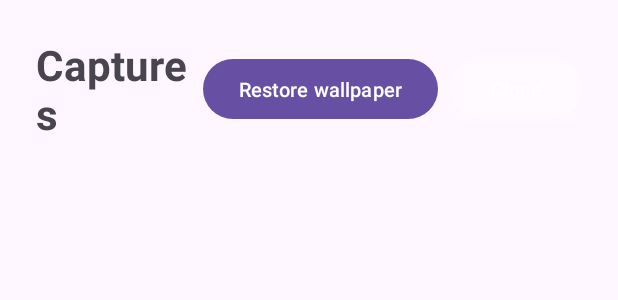
After one commit to sadapay404/WhoAmI, an Android app: the layout activity_gallery.xml on its own in the app's theme, with its tools: preview values and no code run, on a phone screen of 412 x 824 dp. The commit adds this screen. Shown: the top 300 px of the screen. Run offline under Robolectric (Android 15) with nearby library versions, the phone set to English and light mode, and no system bars.

Commit message:
Phase 5: gallery + owner-return loop
- GalleryActivity: session list → expandable items → open via FileProvider
- FileProvider + file_paths.xml for safe media sharing with system players
- AlertNotifier 'tap to view' → GalleryActivity directly
- Home: View captures button, Restore-wallpaper escape hatch in gallery
- Wallpaper restore-on-match already wired in Phase 3/4 path

Co-authored-by: arena-agent <297053741+arena-agent@users.noreply.github.com>

```diff
--- a/app/src/main/java/com/whoami/guard/MainActivity.kt
+++ b/app/src/main/java/com/whoami/guard/MainActivity.kt
@@ -95,6 +95,10 @@ class MainActivity : AppCompatActivity() {
             render()
         }
 
+        findViewById<Button>(R.id.btnViewCaptures).setOnClickListener {
+            startActivity(Intent(this, com.whoami.guard.gallery.GalleryActivity::class.java))
+        }
+
         // --- settings ---
         switchWhatsapp.isChecked = prefs.whatsappCheckEnabled
         switchWhatsapp.setOnCheckedChangeListener { _, checked ->
--- a/app/src/main/java/com/whoami/guard/notifications/AlertNotifier.kt
+++ b/app/src/main/java/com/whoami/guard/notifications/AlertNotifier.kt
@@ -10,7 +10,6 @@ import android.content.pm.PackageManager
 import androidx.core.app.NotificationCompat
 import androidx.core.app.NotificationManagerCompat
 import androidx.core.content.ContextCompat
-import com.whoami.guard.MainActivity
 import com.whoami.guard.R
 
 /**
@@ -31,8 +30,8 @@ object AlertNotifier {
 
         val pending = PendingIntent.getActivity(
             context, 1,
-            Intent(context, MainActivity::class.java).apply {
-                putExtra(MainActivity.EXTRA_SHOW_CAPTURES, true)
+            Intent(context, com.whoami.guard.gallery.GalleryActivity::class.java).apply {
+                putExtra(com.whoami.guard.gallery.GalleryActivity.EXTRA_FROM_NOTIFICATION, true)
                 flags = Intent.FLAG_ACTIVITY_NEW_TASK or Intent.FLAG_ACTIVITY_CLEAR_TOP
             },
             PendingIntent.FLAG_IMMUTABLE
--- /dev/null
+++ b/app/src/main/res/layout/activity_gallery.xml
@@ -0,0 +1,72 @@
+<?xml version="1.0" encoding="utf-8"?>
+<LinearLayout xmlns:android="http://schemas.android.com/apk/res/android"
+    android:layout_width="match_parent"
+    android:layout_height="match_parent"
+    android:orientation="vertical"
+    android:padding="24dp">
+
+    <LinearLayout
+        android:layout_width="match_parent"
+        android:layout_height="wrap_content"
+        android:orientation="horizontal"
+        android:gravity="center_vertical">
+
+        <TextView
+            android:layout_width="0dp"
+            android:layout_height="wrap_content"
+            android:layout_weight="1"
+            android:text="Captures"
+            android:textSize="28sp"
+            android:textStyle="bold" />
+
+        <Button
+            android:id="@+id/galleryRestore"
+            android:layout_width="wrap_content"
+            android:layout_height="wrap_content"
+            android:text="Restore wallpaper"
+            android:textSize="13sp" />
+
+        <Button
+            android:id="@+id/galleryBack"
+            android:layout_width="wrap_content"
+            android:layout_height="wrap_content"
+            android:layout_marginStart="8dp"
+            android:backgroundTint="#33FFFFFF"
+            android:text="Close"
+            android:textSize="13sp" />
+    </LinearLayout>
+
+    <TextView
+        android:id="@+id/galleryStorage"
+        android:layout_width="match_parent"
+        android:layout_height="wrap_content"
+        android:layout_marginTop="4dp"
+        android:textSize="12sp"
+        android:textColor="#80FFFFFF"
+        android:text="" />
+
+    <TextView
+        android:id="@+id/galleryEmpty"
+        android:layout_width="match_parent"
+        android:layout_height="wrap_content"
+        android:layout_marginTop="40dp"
+        android:gravity="center"
+        android:text="No captures yet.\n\nWhen someone who isn't you triggers a check, everything they captured shows up here."
+        android:textSize="15sp"
+        android:textColor="#80FFFFFF"
+        android:visibility="gone" />
+
+    <ScrollView
+        android:layout_width="match_parent"
+        android:layout_height="0dp"
+        android:layout_weight="1"
+        android:layout_marginTop="12dp">
+
+        <LinearLayout
+            android:id="@+id/sessionList"
+            android:layout_width="match_parent"
+            android:layout_height="wrap_content"
+            android:orientation="vertical" />
+    </ScrollView>
+
+</LinearLayout>
```
Also changed, not shown: app/src/main/AndroidManifest.xml (+17 -0 lines), app/src/main/java/com/whoami/guard/gallery/GalleryActivity.kt (added, +178 -0 lines), app/src/main/res/layout/activity_main.xml (+9 -0 lines), app/src/main/res/layout/item_media.xml (added, +29 -0 lines), app/src/main/res/layout/item_session.xml (added, +58 -0 lines), app/src/main/res/xml/file_paths.xml (added, +7 -0 lines), 1 other file.
